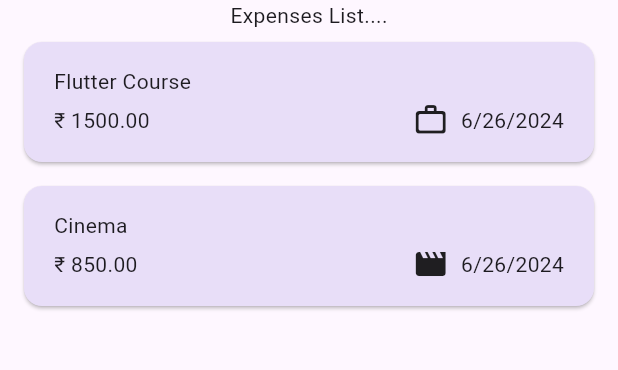
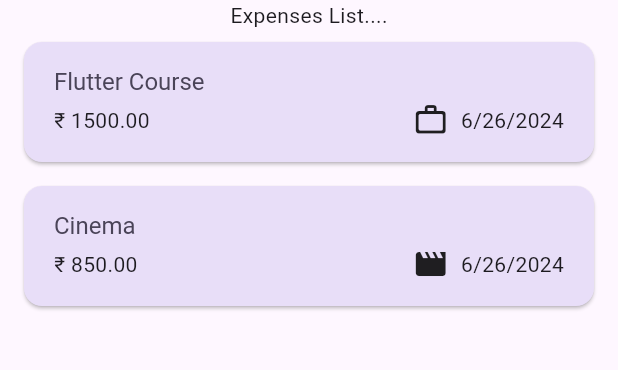
Before and after one commit to AtharvaParadkar/Expense-Tracker-App, a Flutter app: the screen it shows after launch, on a phone screen of 412 x 824 dp, the part 114-484 px from its top. Run offline on Flutter 3.47's test engine with Material 3 defaults, Android fonts, the phone set to English and light mode, and no system bars.

Commit message:
Widgets Color Scheme

```diff
--- a/lib/main.dart
+++ b/lib/main.dart
@@ -25,8 +25,9 @@ void main() {
               backgroundColor: kColorScheme.primaryContainer),
         ),
         textTheme: ThemeData().textTheme.copyWith(
-          titleLarge: const TextStyle(
+          titleLarge: TextStyle(
             fontSize: 20,
+            color: kColorScheme.onSecondaryContainer,
           ),
         ),
       ),
--- a/lib/widgets/expenses_list/expense_item.dart
+++ b/lib/widgets/expenses_list/expense_item.dart
@@ -18,7 +18,10 @@ class ExpenseItem extends StatelessWidget {
         child: Column(
           crossAxisAlignment: CrossAxisAlignment.start,
           children: [
-            Text(expense.title),
+            Text(
+              expense.title,
+              style: Theme.of(context).textTheme.titleLarge!.copyWith(fontSize: 16),
+            ),
             const SizedBox(height: 4),
             Row(
               children: [
--- a/lib/widgets/expenses_list/expenses_list.dart
+++ b/lib/widgets/expenses_list/expenses_list.dart
@@ -18,7 +18,11 @@ class ExpensesList extends StatelessWidget {
       itemBuilder: (ctx, i) => Dismissible(
         //^ ValueKey() creates a key object, which can be used as a value for this key parameter
         key: ValueKey(expenses[i]),
-        onDismissed: (direction) => onRemoveExpense(expenses[i]),
+        background: Container(
+          color: Theme.of(context).colorScheme.error.withOpacity(0.95),
+          margin: EdgeInsets.symmetric(
+              horizontal: Theme.of(context).cardTheme.margin!.horizontal),
+        ),
         child: ExpenseItem(expenses[i]),
       ),
     );
```
